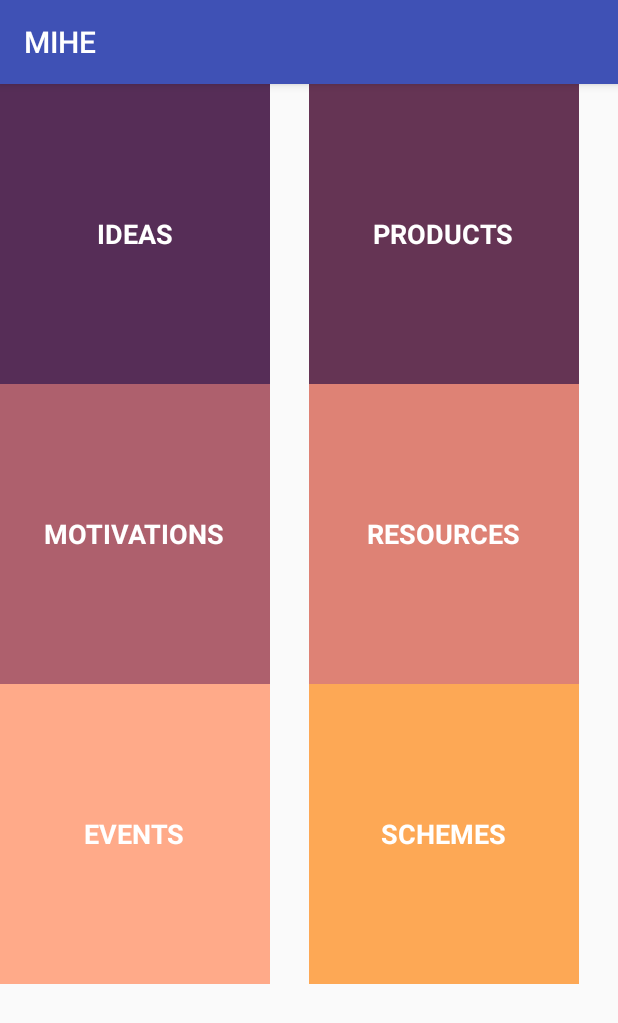
After one commit to rkroshan/MIHE, an Android app: the fragment Explore shown on its own in the app's theme, on a phone screen of 412 x 824 dp. The commit adds this screen. Shown: the top 1023 px of the screen. Run offline under Robolectric (Android 15) with nearby library versions, the phone set to English and light mode, and no system bars.

Commit message:
Explorer Added

```diff
--- /dev/null
+++ b/app/src/main/java/cubes/logic/mihe/Feed/Explore.java
@@ -0,0 +1,60 @@
+package cubes.logic.mihe.Feed;
+
+import android.os.Bundle;
+import android.support.annotation.Nullable;
+import android.support.v4.app.Fragment;
+import android.support.v7.widget.GridLayoutManager;
+import android.support.v7.widget.RecyclerView;
+import android.util.DisplayMetrics;
+import android.util.Log;
+import android.view.LayoutInflater;
+import android.view.View;
+import android.view.ViewGroup;
+
+import java.util.ArrayList;
+
+import cubes.logic.mihe.R;
+
+/**
+ * Created by CREATOR on 3/21/2018.
+ */
+
+public class Explore extends Fragment {
+
+
+    private RecyclerView explore_recyclerview;
+    private DisplayMetrics displayMetrics;
+    private int height;
+    private static ArrayList<String> mlist = new ArrayList<>();
+    static {
+        mlist.add("IDEAS");
+        mlist.add("PRODUCTS");
+        mlist.add("MOTIVATIONS");
+        mlist.add("RESOURCES");
+        mlist.add("EVENTS");
+        mlist.add("SCHEMES");
+    }
+    GridLayoutManager gridLayoutManager;
+    private int width=0;
+
+    @Nullable
+    @Override
+    public View onCreateView(LayoutInflater inflater, @Nullable ViewGroup container, @Nullable Bundle savedInstanceState) {
+        View view = inflater.inflate(R.layout.explore_frag,container,false);
+        getScreenSize();
+        explore_recyclerview = view.findViewById(R.id.explore_recyclerview);
+        gridLayoutManager = new GridLayoutManager(getContext(),2);
+        explore_recyclerview.setLayoutManager(gridLayoutManager);
+        Log.e("mlist----",mlist.get(0));
+        explore_recyclerview.setAdapter(new ExploreAdapter(mlist,getContext()));
+        return view;
+    }
+
+    private void getScreenSize() {
+        displayMetrics = new DisplayMetrics();
+        getActivity().getWindowManager().getDefaultDisplay().getMetrics(displayMetrics);
+        height = displayMetrics.heightPixels;
+        width = displayMetrics.widthPixels;
+        Log.e("mlist----",height+"");
+    }
+}
--- /dev/null
+++ b/app/src/main/java/cubes/logic/mihe/Feed/ExploreAdapter.java
@@ -0,0 +1,84 @@
+package cubes.logic.mihe.Feed;
+
+import android.content.Context;
+import android.support.v4.content.ContextCompat;
+import android.support.v7.widget.RecyclerView;
+import android.view.LayoutInflater;
+import android.view.View;
+import android.view.ViewGroup;
+import android.widget.LinearLayout;
+import android.widget.TextView;
+
+import java.util.ArrayList;
+
+import cubes.logic.mihe.R;
+
+/**
+ * Created by CREATOR on 3/21/2018.
+ */
+
+class ExploreAdapter extends RecyclerView.Adapter<ExploreAdapter.ViewHolder> {
+
+    private final Context context;
+    private ArrayList<String> list = new ArrayList<>();
+    private int height=0,width=0;
+
+    public ExploreAdapter(ArrayList<String> mlist, Context c) {
+        list = mlist;
+        context = c;
+
+    }
+
+    @Override
+    public ViewHolder onCreateViewHolder(ViewGroup parent, int viewType) {
+        View view = LayoutInflater.from(parent.getContext()).inflate(R.layout.explorer_element_view,parent,false);
+        return new ViewHolder(view);
+    }
+
+    @Override
+    public void onBindViewHolder(ViewHolder holder, int position) {
+      //  holder.explorer_layout.setLayoutParams(width/2,height/3);
+        holder.explorer_layout.setBackgroundColor(ContextCompat.getColor(context,getColor(position)));
+        holder.explorer_element_text.setText(list.get(position));
+    }
+
+    private int getColor(int i){
+        int data = R.color.color1;
+        switch (i){
+            case 0:
+                data = R.color.color1;
+                break;
+            case 1:
+                data = R.color.color2;
+                break;
+            case 2:
+                data = R.color.color3;
+                break;
+            case 3:
+                data = R.color.color4;
+                break;
+            case 4:
+                data = R.color.color5;
+                break;
+            case 5:
+                data = R.color.color6;
+                break;
+        }
+        return data;
+    }
+
+    @Override
+    public int getItemCount() {
+        return list.size();
+    }
+
+    public class ViewHolder extends RecyclerView.ViewHolder {
+        LinearLayout explorer_layout;
+        TextView explorer_element_text;
+        public ViewHolder(View itemView) {
+            super(itemView);
+            explorer_layout = itemView.findViewById(R.id.explorer_layout);
+            explorer_element_text = itemView.findViewById(R.id.explorer_element_text);
+        }
+    }
+}
--- /dev/null
+++ b/app/src/main/res/layout/explore_frag.xml
@@ -0,0 +1,12 @@
+<?xml version="1.0" encoding="utf-8"?>
+<android.support.constraint.ConstraintLayout
+    xmlns:android="http://schemas.android.com/apk/res/android" android:layout_width="match_parent"
+    android:layout_height="match_parent">
+
+    <android.support.v7.widget.RecyclerView
+        android:id="@+id/explore_recyclerview"
+        android:layout_width="match_parent"
+        android:layout_height="match_parent">
+    </android.support.v7.widget.RecyclerView>
+
+</android.support.constraint.ConstraintLayout>
--- /dev/null
+++ b/app/src/main/res/layout/explorer_element_view.xml
@@ -0,0 +1,18 @@
+<?xml version="1.0" encoding="utf-8"?>
+<LinearLayout
+    android:id="@+id/explorer_layout"
+    xmlns:android="http://schemas.android.com/apk/res/android"
+    android:layout_width="180dp"
+    android:background="#ddd"
+    android:gravity="center"
+    android:layout_height="200dp">
+    <TextView
+        android:id="@+id/explorer_element_text"
+        android:layout_width="wrap_content"
+        android:layout_height="wrap_content"
+        android:gravity="center"
+        android:textColor="#fff"
+        android:textStyle="bold"
+        android:textAppearance="?android:textAppearanceMedium"
+        android:text="Cool Bro"/>
+</LinearLayout>
--- /dev/null
+++ b/app/src/main/res/layout/feed_frag.xml
@@ -0,0 +1,6 @@
+<?xml version="1.0" encoding="utf-8"?>
+<android.support.constraint.ConstraintLayout
+    xmlns:android="http://schemas.android.com/apk/res/android" android:layout_width="match_parent"
+    android:layout_height="match_parent">
+
+</android.support.constraint.ConstraintLayout>
--- a/app/src/main/res/values/colors.xml
+++ b/app/src/main/res/values/colors.xml
@@ -3,4 +3,15 @@
     <color name="colorPrimary">#3F51B5</color>
     <color name="colorPrimaryDark">#303F9F</color>
     <color name="colorAccent">#FF4081</color>
+
+    <color name="color1">#562D57</color>
+    <color name="color2">#653454</color>
+    <color name="color3">#AE606D</color>\
+    <color name="color4">#DE8275</color>
+    <color name="color5">#FFAA89</color>
+    <color name="color6">#FDA855</color>
+    <color name="bottom_nav">#2797F7</color>
+
+
+
 </resources>
```
Also changed, not shown: app/src/main/java/cubes/logic/mihe/Feed/Feed.java (added, +24 -0 lines), app/src/main/java/cubes/logic/mihe/FeedFragment.java (+62 -2 lines), app/src/main/res/layout/fragment_feed.xml (+34 -8 lines).
